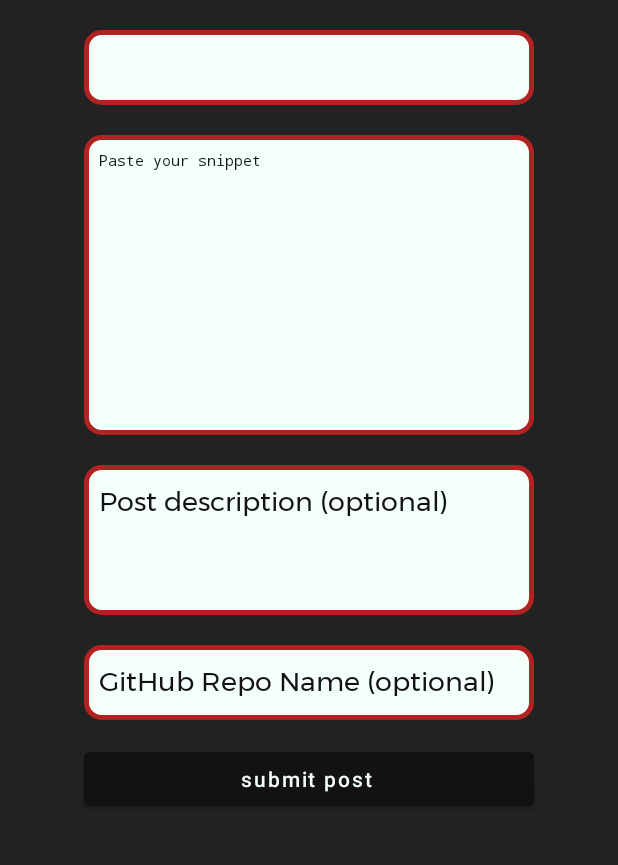
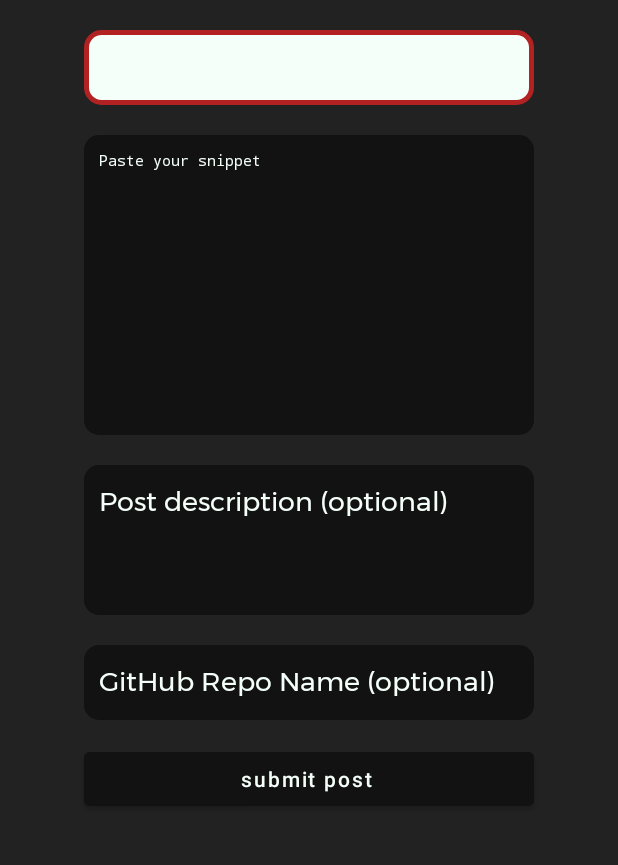
Before and after one commit to http-samc/CodeSwipe, an Android app: the layout activity_post.xml on its own in the app's theme, with its tools: preview values and no code run, on a phone screen of 412 x 824 dp, the part 206-1071 px from its top. Run offline under Robolectric (Android 15) with nearby library versions, the phone set to English and light mode, and no system bars.

Commit message:
changed bg to black in post activity

```diff
--- a/android/app/src/main/java/dev/smrth/www/codeswipe/PostActivity.java
+++ b/android/app/src/main/java/dev/smrth/www/codeswipe/PostActivity.java
@@ -126,7 +126,7 @@ public class PostActivity extends AppCompatActivity {
     public void addLangs() {
         Spinner langs = (Spinner) findViewById(R.id.language);
         ArrayAdapter<CharSequence> adapter = ArrayAdapter.createFromResource(this,
-                R.array.languages, android.R.layout.simple_spinner_item);
+                R.array.languages, R.layout.selected_item);
         adapter.setDropDownViewResource(android.R.layout.simple_spinner_dropdown_item);
         langs.setAdapter(adapter);
     }
--- a/android/app/src/main/res/layout/activity_post.xml
+++ b/android/app/src/main/res/layout/activity_post.xml
@@ -44,15 +44,15 @@
             android:layout_gravity="center"
             android:layout_marginHorizontal="15dp"
             android:layout_marginTop="20dp"
-            android:background="@drawable/rounded_light"
+            android:background="@drawable/rounded_corners_no_border"
             android:ems="10"
             android:fontFamily="monospace"
             android:gravity="start"
             android:hint="Paste your snippet"
             android:inputType="textMultiLine"
             android:padding="10dp"
-            android:textColor="@color/onBackground"
-            android:textColorHint="@color/onBackground"
+            android:textColor="@color/regularText"
+            android:textColorHint="@color/regularText"
             android:textSize="10sp" />
 
         <EditText
@@ -62,15 +62,15 @@
             android:layout_gravity="center"
             android:layout_marginHorizontal="15dp"
             android:layout_marginTop="20dp"
-            android:background="@drawable/rounded_light"
+            android:background="@drawable/rounded_corners_no_border"
             android:ems="10"
             android:fontFamily="@font/montserrat"
             android:gravity="start"
             android:hint="Post description (optional)"
             android:inputType="textMultiLine"
             android:padding="10dp"
-            android:textColor="@color/onBackground"
-            android:textColorHint="@color/onBackground" />
+            android:textColor="@color/regularText"
+            android:textColorHint="@color/regularText" />
 
         <EditText
             android:id="@+id/repoName"
@@ -79,14 +79,14 @@
             android:layout_gravity="center"
             android:layout_marginHorizontal="15dp"
             android:layout_marginTop="20dp"
-            android:background="@drawable/rounded_light"
+            android:background="@drawable/rounded_corners_no_border"
             android:ems="10"
             android:fontFamily="@font/montserrat"
             android:gravity="start"
             android:hint="GitHub Repo Name (optional)"
             android:padding="10dp"
-            android:textColor="@color/onBackground"
-            android:textColorHint="@color/onBackground" />
+            android:textColor="@color/regularText"
+            android:textColorHint="@color/regularText" />
 
         <Button
             android:id="@+id/postBtn"
```
Also changed, not shown: android/app/src/main/res/layout/selected_item.xml (added, +11 -0 lines).
